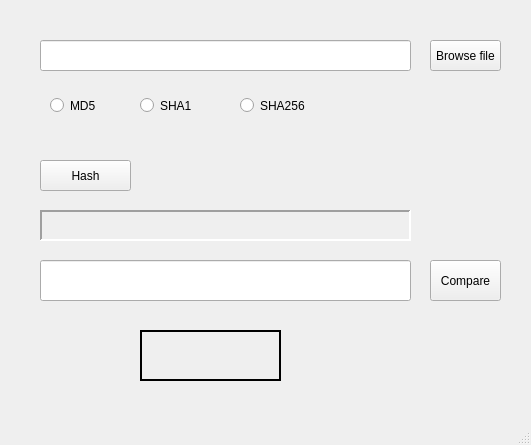
Qt form hasher.ui (rikeijin/hasher) before a commit.
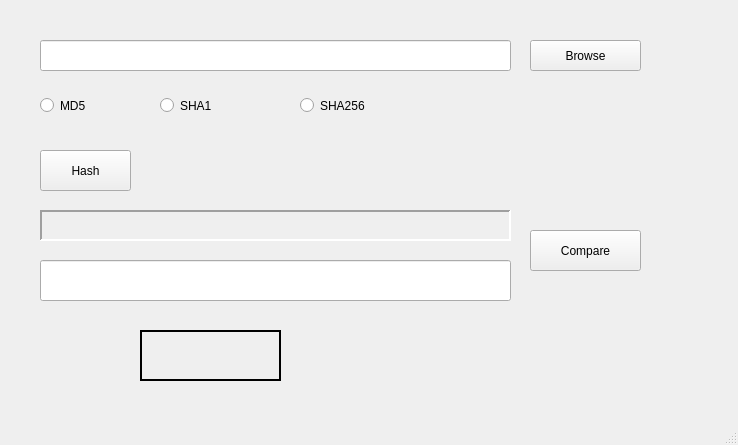
The same form after that commit.

Commit message:
compile to python file
qstackedwidget not contain in a stack

```diff
--- a/hasher.ui
+++ b/hasher.ui
@@ -6,7 +6,7 @@
    <rect>
     <x>0</x>
     <y>0</y>
-    <width>531</width>
+    <width>738</width>
     <height>445</height>
    </rect>
   </property>
@@ -20,22 +20,22 @@
    <widget class="QToolButton" name="browse">
     <property name="geometry">
      <rect>
-      <x>430</x>
+      <x>530</x>
       <y>40</y>
-      <width>71</width>
+      <width>111</width>
       <height>31</height>
      </rect>
     </property>
     <property name="text">
-     <string>Browse file</string>
+     <string>Browse</string>
     </property>
    </widget>
    <widget class="QRadioButton" name="radio_md5">
     <property name="geometry">
      <rect>
-      <x>50</x>
+      <x>40</x>
       <y>90</y>
-      <width>81</width>
+      <width>111</width>
       <height>31</height>
      </rect>
     </property>
@@ -48,7 +48,7 @@
      <rect>
       <x>40</x>
       <y>40</y>
-      <width>371</width>
+      <width>471</width>
       <height>31</height>
      </rect>
     </property>
@@ -56,9 +56,9 @@
    <widget class="QRadioButton" name="radio_sha1">
     <property name="geometry">
      <rect>
-      <x>140</x>
+      <x>160</x>
       <y>90</y>
-      <width>81</width>
+      <width>111</width>
       <height>31</height>
      </rect>
     </property>
@@ -69,9 +69,9 @@
    <widget class="QRadioButton" name="radio_sha256">
     <property name="geometry">
      <rect>
-      <x>240</x>
+      <x>300</x>
       <y>90</y>
-      <width>81</width>
+      <width>141</width>
       <height>31</height>
      </rect>
     </property>
@@ -83,9 +83,9 @@
     <property name="geometry">
      <rect>
       <x>40</x>
-      <y>160</y>
+      <y>150</y>
       <width>91</width>
-      <height>31</height>
+      <height>41</height>
      </rect>
     </property>
     <property name="text">
@@ -97,7 +97,7 @@
      <rect>
       <x>40</x>
       <y>210</y>
-      <width>371</width>
+      <width>471</width>
       <height>31</height>
      </rect>
     </property>
@@ -130,7 +130,7 @@
      <rect>
       <x>40</x>
       <y>260</y>
-      <width>371</width>
+      <width>471</width>
       <height>41</height>
      </rect>
     </property>
@@ -138,9 +138,9 @@
    <widget class="QPushButton" name="compare">
     <property name="geometry">
      <rect>
-      <x>430</x>
-      <y>260</y>
-      <width>71</width>
+      <x>530</x>
+      <y>230</y>
+      <width>111</width>
       <height>41</height>
      </rect>
     </property>
```
Left out of the diff: 2 changed lines with no effect on the pictures. The commit also changes 1 other file.
